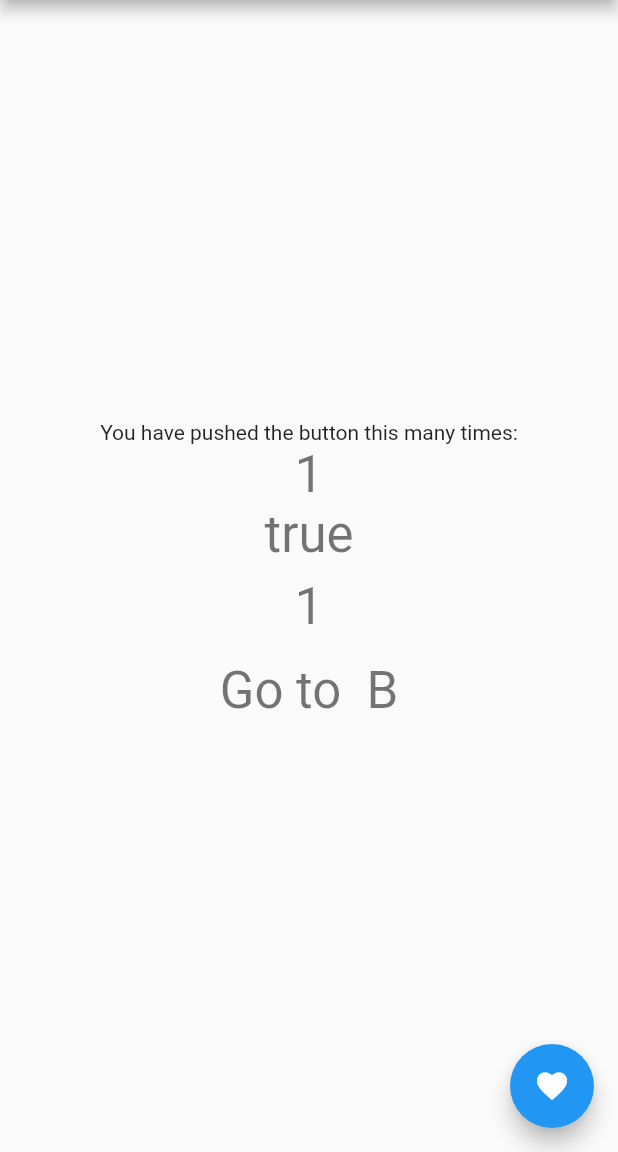
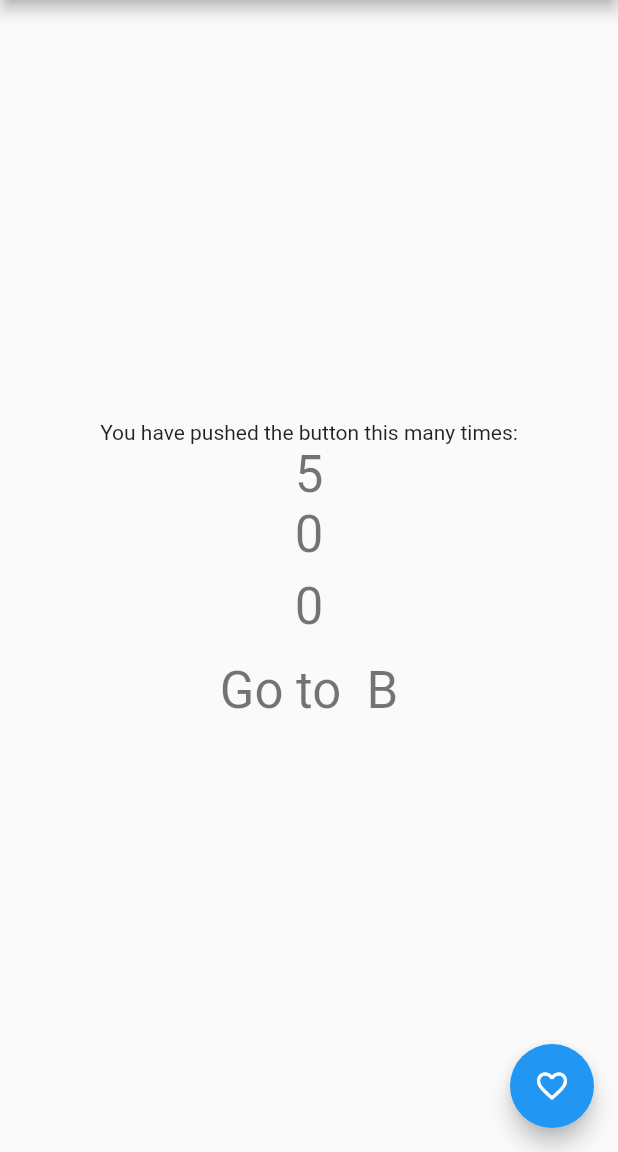
Before and after one commit to felexkuria/state_app, a Flutter app: the screen it shows after launch, after a tap on the "favorite outline" icon, on a phone screen of 412 x 824 dp, the part 84-1236 px from its top. Run offline on Flutter 3.47's test engine with Material 2 defaults, Android fonts, the phone set to English and light mode, and no system bars.

Commit message:
inherited Widgets working as Charm

```diff
--- a/lib/main.dart
+++ b/lib/main.dart
@@ -1,13 +1,15 @@
 import 'package:flutter/material.dart';
 import 'package:provider/provider.dart';
 import 'package:state_app/model/favourite.dart';
+import 'package:state_app/my_iherited_widget.dart';
 import 'package:state_app/page-2.dart';
 
 import 'stateful_widget.dart';
 
 void main() {
-  runApp(ChangeNotifierProvider(
-      create: (context) => Favourite(), child: const MyApp()));
+  runApp(const MyApp());
+  // runApp(ChangeNotifierProvider(
+  //     create: (context) => Favourite(), child: const MyApp()));
 }
 
 class MyApp extends StatelessWidget {
@@ -16,7 +18,11 @@ class MyApp extends StatelessWidget {
   // This widget is the root of your application.
   @override
   Widget build(BuildContext context) {
-    return MaterialApp(
+    //final counter = MyiheritedWidget.of(context);
+    return MyiheritedWidget(
+      key: key,
+      counter: 5,
+      child: MaterialApp(
         title: 'Flutter Demo',
         theme: ThemeData(
           // This is the theme of your application.
@@ -31,6 +37,7 @@ class MyApp extends StatelessWidget {
           primarySwatch: Colors.blue,
         ),
         home: const MyHomePage(title: 'Flutter Demo Home Page'),
+      ),
     );
   }
 }
@@ -64,6 +71,7 @@ class _MyHomePageState extends State<MyHomePage> {
 
   @override
   Widget build(BuildContext context) {
+    final counter = MyiheritedWidget.of(context);
     // This method is rerun every time setState is called, for instance as done
     // by the _incrementCounter method above.
     //
@@ -100,15 +108,15 @@ class _MyHomePageState extends State<MyHomePage> {
               'You have pushed the button this many times:',
             ),
             Text(
-              '$_counter',
+              "$counter",
               style: Theme.of(context).textTheme.headline4,
             ),
-            Consumer<Favourite>(
-              builder: (BuildContext context, favourite, Widget? child) => Text(
-                '${favourite.isToggled}',
+
+            Text(
+              '0',
               style: Theme.of(context).textTheme.headline4,
             ),
-            ),
+
             TextButton(
               onPressed: () {
                 Navigator.of(context).push(
@@ -121,7 +129,7 @@ class _MyHomePageState extends State<MyHomePage> {
                 );
               },
               child: Text(
-                "${context.watch<Favourite>().like}",
+                "0",
                 style: Theme.of(context).textTheme.headline4,
               ),
             ),
@@ -144,12 +152,10 @@ class _MyHomePageState extends State<MyHomePage> {
       ),
       floatingActionButton: FloatingActionButton(
         onPressed: () {
-          context.read<Favourite>().liked();
+          //context.read<Favourite>().liked();
         },
         tooltip: 'Increment',
-        child: context.read<Favourite>().isToggled == true
-            ? const Icon(Icons.favorite)
-            : const Icon(Icons.favorite_border_outlined),
+        child: const Icon(Icons.favorite_border_outlined),
       ), // This trailing comma makes auto-formatting nicer for build methods.
     );
   }
--- a/lib/my_iherited_widget.dart
+++ b/lib/my_iherited_widget.dart
@@ -1,17 +1,39 @@
 import 'package:flutter/material.dart';
 
-class MyInheritedWidget extends InheritedWidget {
-  const MyInheritedWidget({Key? key, required Widget child, required this.data})
-      : super(key: key, child: child);
+class MyCounterInheritedWidgetSate extends StatefulWidget {
+  const MyCounterInheritedWidgetSate({Key? key}) : super(key: key);
 
-  final MyCounterInheritedWidgetSate data;
+  @override
+  _MyCounterInheritedWidgetSateState createState() =>
+      _MyCounterInheritedWidgetSateState();
+}
 
-  static MyInheritedWidget? of(BuildContext context) {
-    return context.dependOnInheritedWidgetOfExactType<MyInheritedWidget>();
+class _MyCounterInheritedWidgetSateState
+    extends State<MyCounterInheritedWidgetSate> {
+  @override
+  Widget build(BuildContext context) {
+    return Container();
+  }
+}
+
+class MyiheritedWidget extends InheritedWidget {
+  final int counter;
+  const MyiheritedWidget({
+    required Key? key,
+    required Widget child,
+    required this.counter,
+  }) : super(key: key, child: child);
+
+  //final Widget child;
+
+  static int of(BuildContext context) {
+    return context
+        .dependOnInheritedWidgetOfExactType<MyiheritedWidget>()!
+        .counter;
   }
 
   @override
-  bool updateShouldNotify(MyInheritedWidget oldWidget) {
-    return child != oldWidget;
+  bool updateShouldNotify(MyiheritedWidget oldWidget) {
+    return oldWidget.counter != counter;
   }
 }
```
Lines whose indentation alone changed are shown as unchanged.
